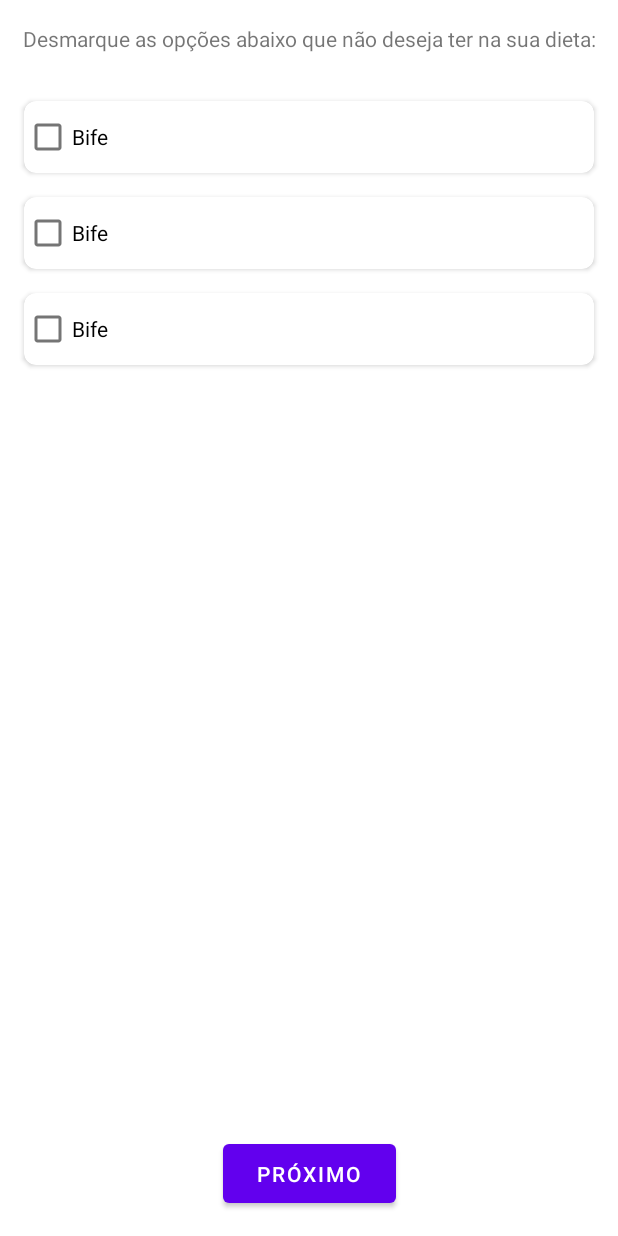
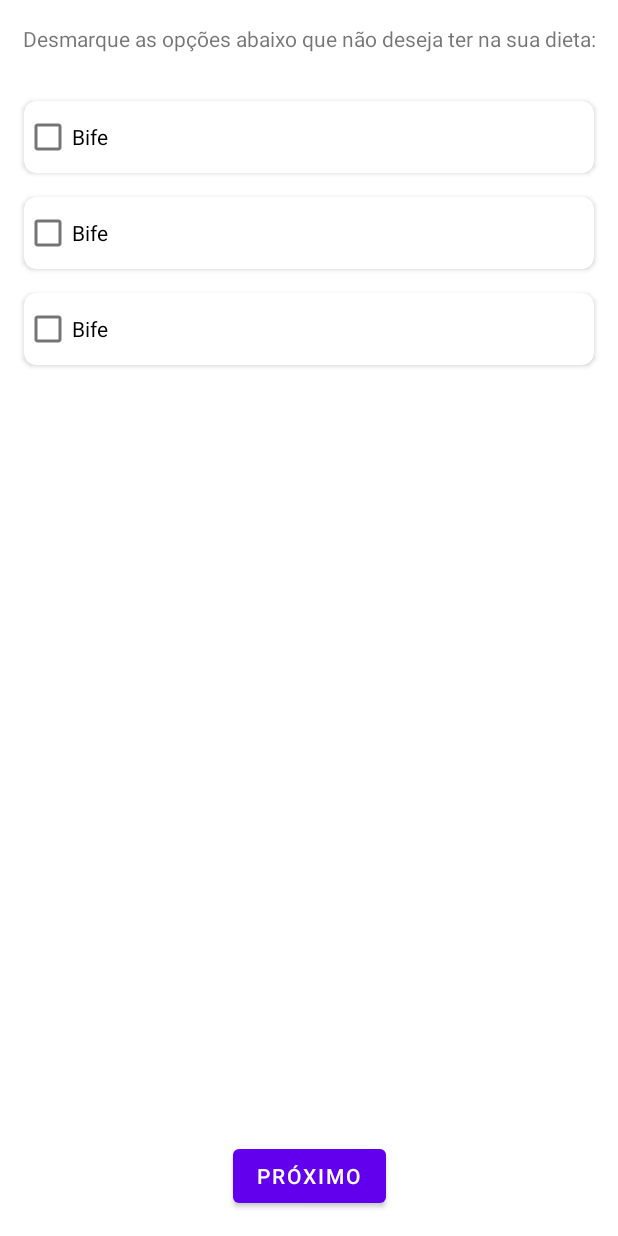
Before and after one commit to karine24/NutriPlus, an Android app: the layout activity_listagem_alimentos.xml on its own in the app's theme, with its tools: preview values and no code run, on a phone screen of 412 x 824 dp. Run offline under Robolectric (Android 15) with nearby library versions, the phone set to English and light mode, and no system bars.

Commit message:
Conserta os crashes e pega a lista dos items selecionados

```diff
--- a/app/src/main/res/layout/activity_listagem_alimentos.xml
+++ b/app/src/main/res/layout/activity_listagem_alimentos.xml
@@ -12,18 +12,18 @@
         android:layout_height="wrap_content"
         android:text="@string/desmarque_opcoes"
         android:gravity="center"
-        app:layout_constraintBottom_toTopOf="@+id/recyclerView_Checkbox"
+        app:layout_constraintBottom_toTopOf="@+id/rv_ingredientes"
         app:layout_constraintEnd_toEndOf="parent"
         app:layout_constraintStart_toStartOf="parent"
         app:layout_constraintTop_toTopOf="parent" />
 
     <androidx.recyclerview.widget.RecyclerView
-        android:id="@+id/proximoButton"
+        android:id="@+id/rv_ingredientes"
         android:layout_marginTop="16dp"
         android:layout_width="0dp"
         android:layout_height="0dp"
         android:orientation="vertical"
-        app:layout_constraintBottom_toTopOf="@id/button"
+        app:layout_constraintBottom_toTopOf="@id/btn_proximo"
         app:layout_constraintEnd_toEndOf="parent"
         app:layout_constraintStart_toStartOf="parent"
         app:layout_constraintTop_toBottomOf="@id/textView"
@@ -31,14 +31,14 @@
         app:layoutManager="androidx.recyclerview.widget.LinearLayoutManager"/>
 
     <Button
-        android:id="@+id/button"
-        android:layout_width="115dp"
-        android:layout_height="51dp"
+        android:id="@+id/btn_proximo"
+        android:layout_width="wrap_content"
+        android:layout_height="wrap_content"
         android:layout_marginTop="13dp"
         android:layout_marginBottom="16dp"
         android:text="@string/proximo"
         app:layout_constraintBottom_toBottomOf="parent"
         app:layout_constraintEnd_toEndOf="parent"
         app:layout_constraintStart_toStartOf="parent"
-        app:layout_constraintTop_toBottomOf="@+id/recyclerView_Checkbox" />
+        app:layout_constraintTop_toBottomOf="@+id/rv_ingredientes" />
 </androidx.constraintlayout.widget.ConstraintLayout>
--- a/app/src/main/res/layout/activity_main.xml
+++ b/app/src/main/res/layout/activity_main.xml
@@ -24,7 +24,7 @@
         android:layout_width="wrap_content"
         android:layout_height="wrap_content"
         android:layout_marginBottom="180dp"
-        android:background="@drawable/background_round_coners_button"
+        android:background="@color/royalBlue"
         android:text="@string/iniciar"
         android:textColor="#FFFFFF"
         app:layout_constraintBottom_toBottomOf="parent"
--- a/app/src/main/res/layout/activity_selecao_calorias.xml
+++ b/app/src/main/res/layout/activity_selecao_calorias.xml
@@ -27,8 +27,8 @@
         android:layout_marginTop="84dp"
         android:background="@drawable/background_coners"
         android:ems="10"
-        android:inputType="textPersonName"
-        android:text="@string/input_calorias"
+        android:inputType="number"
+        android:hint="@string/input_calorias"
         android:textColor="#5C5858"
         android:textStyle="italic"
         app:layout_constraintEnd_toEndOf="parent"
```
Also changed, not shown: app/build.gradle (+9 -6 lines), app/src/main/AndroidManifest.xml (+4 -9 lines), app/src/main/java/pucminas/br/nutriplus/IngredientesUtil.java (added, +22 -0 lines), app/src/main/java/pucminas/br/nutriplus/MainActivity.java (+2 -5 lines), app/src/main/java/pucminas/br/nutriplus/SelecaoAlimentosActivity.java (+11 -34 lines), app/src/main/java/pucminas/br/nutriplus/SelecaoAlimentosAdapter.java (+11 -17 lines), app/src/main/java/pucminas/br/nutriplus/SelecaoCaloriasActivity.java (+16 -8 lines).
